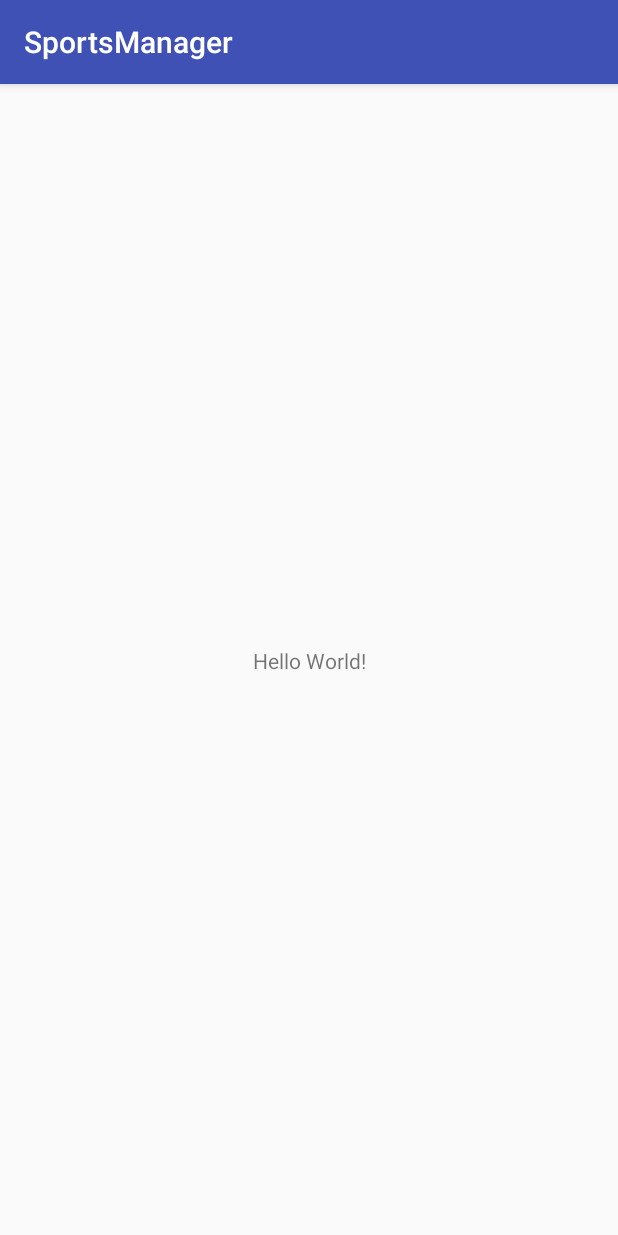
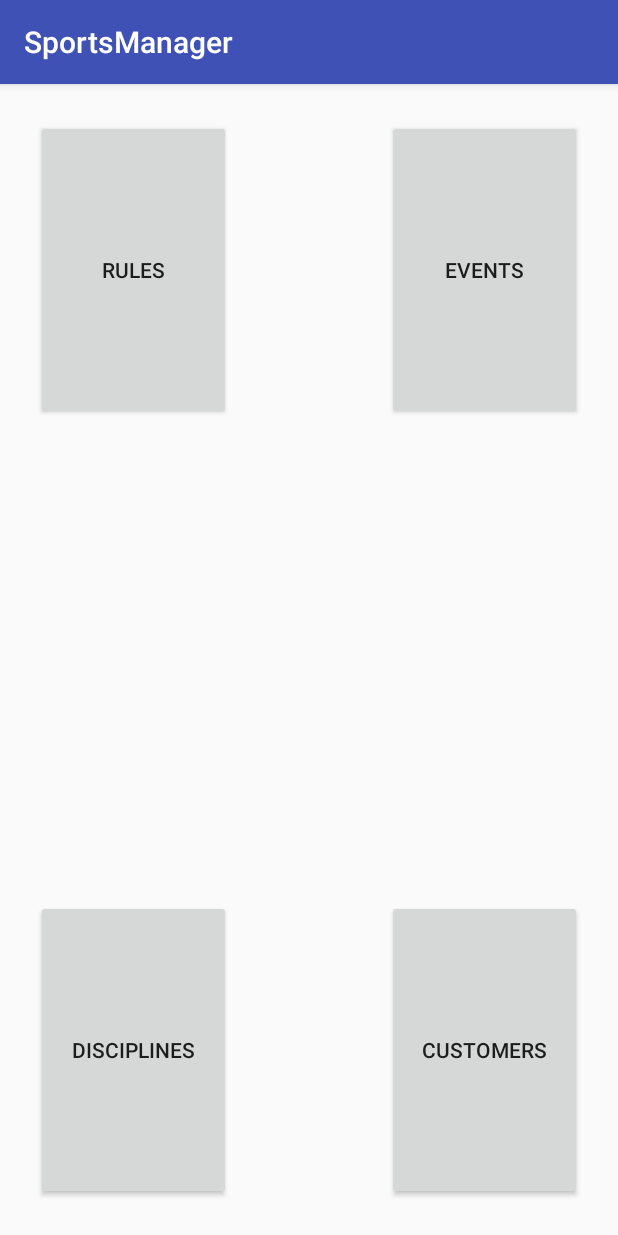
Before and after one commit to Nintinugga/SportsManager, an Android app: the screen it shows after launch (MainActivity), on a phone screen of 412 x 824 dp. Run offline under Robolectric (Android 15) with nearby library versions, the phone set to English and light mode, and no system bars.

Commit message:
Finished MainView init commit of EventsView

```diff
--- a/app/build.gradle
+++ b/app/build.gradle
@@ -10,6 +10,7 @@ android {
         versionCode 1
         versionName "1.0"
         testInstrumentationRunner "android.support.test.runner.AndroidJUnitRunner"
+        vectorDrawables.useSupportLibrary = true
     }
     buildTypes {
         release {
@@ -26,5 +27,7 @@ dependencies {
     })
     compile 'com.android.support:appcompat-v7:25.3.1'
     compile 'com.android.support.constraint:constraint-layout:1.0.2'
+    compile 'com.android.support:design:25.3.1'
+    compile 'com.android.support:support-vector-drawable:25.3.1'
     testCompile 'junit:junit:4.12'
 }
--- a/app/src/main/res/layout/activity_main.xml
+++ b/app/src/main/res/layout/activity_main.xml
@@ -1,19 +1,64 @@
 <?xml version="1.0" encoding="utf-8"?>
-<android.support.constraint.ConstraintLayout
-    xmlns:android="http://schemas.android.com/apk/res/android"
+<android.support.constraint.ConstraintLayout xmlns:android="http://schemas.android.com/apk/res/android"
+    xmlns:app="http://schemas.android.com/apk/res-auto"
     xmlns:tools="http://schemas.android.com/tools"
-    xmlns:app="http://schemas.android.com/apk/res-auto"
     android:layout_width="match_parent"
     android:layout_height="match_parent"
+    android:padding="0dp"
     tools:context="com.comp.ninti.sportsmanager.MainActivity">
 
-    <TextView
-        android:layout_width="wrap_content"
-        android:layout_height="wrap_content"
-        android:text="Hello World!"
+    <RelativeLayout
+        android:layout_width="0dp"
+        android:layout_height="0dp"
+        android:padding="24dp"
         app:layout_constraintBottom_toBottomOf="parent"
+        app:layout_constraintHorizontal_bias="0.0"
         app:layout_constraintLeft_toLeftOf="parent"
         app:layout_constraintRight_toRightOf="parent"
-        app:layout_constraintTop_toTopOf="parent" />
+        app:layout_constraintTop_toTopOf="parent"
+        app:layout_constraintVertical_bias="1.0">
+
+        <Button
+            android:id="@+id/rules"
+            android:layout_width="130dp"
+            android:layout_height="200dp"
+            android:layout_alignParentLeft="true"
+            android:layout_alignParentStart="true"
+            android:layout_alignParentTop="true"
+            android:onClick="onClick"
+            android:text="@string/Rules" />
+
+        <Button
+            android:id="@+id/disciplines"
+            android:layout_width="130dp"
+            android:layout_height="200dp"
+            android:layout_alignParentBottom="true"
+            android:layout_alignParentLeft="true"
+            android:layout_alignParentStart="true"
+            android:onClick="onClick"
+            android:text="@string/Disciplines" />
+
+        <Button
+            android:id="@+id/events"
+            android:layout_width="130dp"
+            android:layout_height="200dp"
+            android:layout_alignParentEnd="true"
+            android:layout_alignParentRight="true"
+            android:layout_alignParentTop="true"
+            android:onClick="onClick"
+            android:text="@string/Events" />
+
+        <Button
+            android:id="@+id/customers"
+            android:layout_width="130dp"
+            android:layout_height="200dp"
+            android:layout_alignLeft="@+id/events"
+            android:layout_alignStart="@+id/events"
+            android:layout_alignTop="@+id/disciplines"
+            android:layout_marginTop="0dp"
+            android:onClick="onClick"
+            android:text="@string/Customers" />
+
+    </RelativeLayout>
 
 </android.support.constraint.ConstraintLayout>
--- /dev/null
+++ b/app/src/main/res/values/dimens.xml
@@ -0,0 +1,6 @@
+<resources>
+    <!-- Default screen margins, per the Android Design guidelines. -->
+    <dimen name="activity_horizontal_margin">16dp</dimen>
+    <dimen name="activity_vertical_margin">16dp</dimen>
+    <dimen name="fab_margin">16dp</dimen>
+</resources>
--- a/app/src/main/res/values/strings.xml
+++ b/app/src/main/res/values/strings.xml
@@ -1,3 +1,17 @@
 <resources>
     <string name="app_name">SportsManager</string>
+    <string name="Customer">Customer</string>
+    <string name="Event">Event</string>
+    <string name="Discipline">Discipline</string>
+    <string name="Rule">Rule</string>
+    <string name="Customers">Customers</string>
+    <string name="Events">Events</string>
+    <string name="Disciplines">Disciplines</string>
+    <string name="Rules">Rules</string>
+    <string name="signOut">sign-out</string>
+    <string name="title_activity_main2">MainActivity2</string>
+    <string name="title_home">Home</string>
+    <string name="title_dashboard">Dashboard</string>
+    <string name="title_notifications">Notifications</string>
+    <string name="title_activity_events">Events</string>
 </resources>
--- a/app/src/main/res/values/styles.xml
+++ b/app/src/main/res/values/styles.xml
@@ -8,4 +8,13 @@
         <item name="colorAccent">@color/colorAccent</item>
     </style>
 
+    <style name="AppTheme.NoActionBar">
+        <item name="windowActionBar">false</item>
+        <item name="windowNoTitle">true</item>
+    </style>
+
+    <style name="AppTheme.AppBarOverlay" parent="ThemeOverlay.AppCompat.Dark.ActionBar" />
+
+    <style name="AppTheme.PopupOverlay" parent="ThemeOverlay.AppCompat.Light" />
+
 </resources>
```
Also changed, not shown: app/src/main/AndroidManifest.xml (+12 -3 lines), app/src/main/java/com/comp/ninti/sportsmanager/Events.java (added, +30 -0 lines), app/src/main/java/com/comp/ninti/sportsmanager/MainActivity.java (+15 -1 lines), app/src/main/res/drawable/ic_dashboard_black_24dp.xml (added, +9 -0 lines), app/src/main/res/drawable/ic_home_black_24dp.xml (added, +9 -0 lines), app/src/main/res/drawable/ic_notifications_black_24dp.xml (added, +9 -0 lines), app/src/main/res/layout/activity_events.xml (added, +33 -0 lines), app/src/main/res/layout/content_events.xml (added, +11 -0 lines), app/src/main/res/menu/navigation.xml (added, +19 -0 lines).
